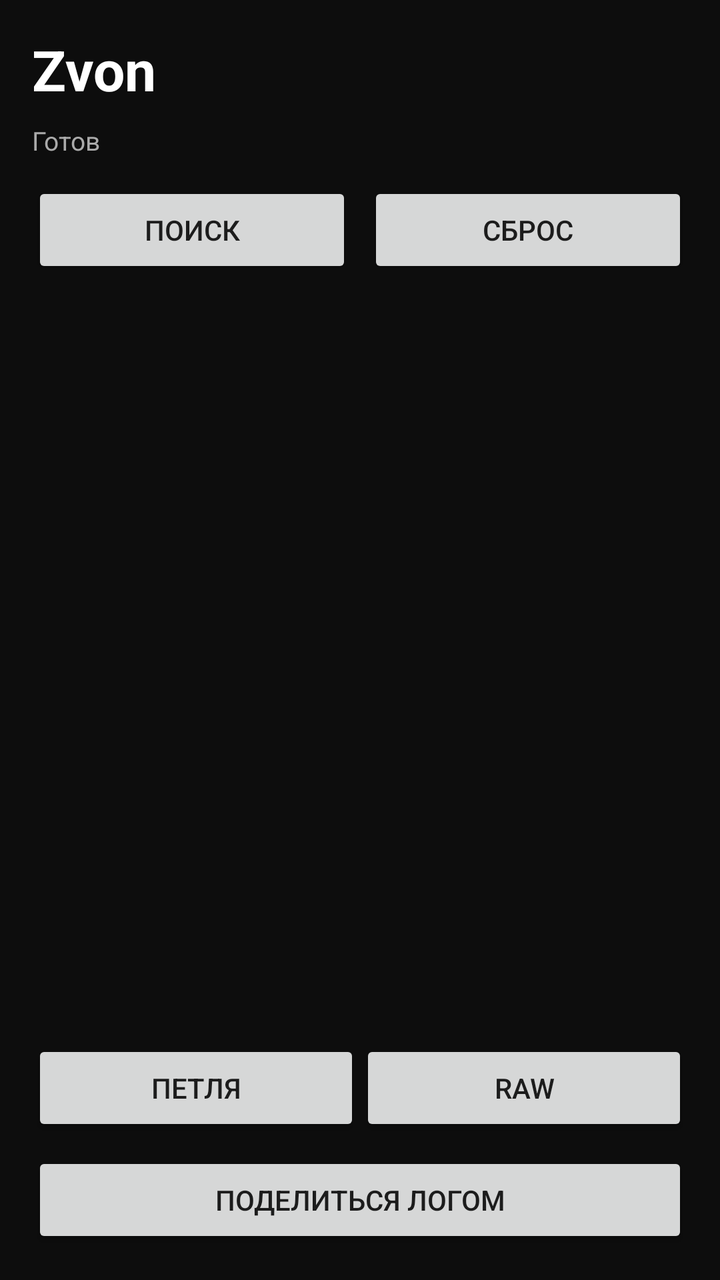
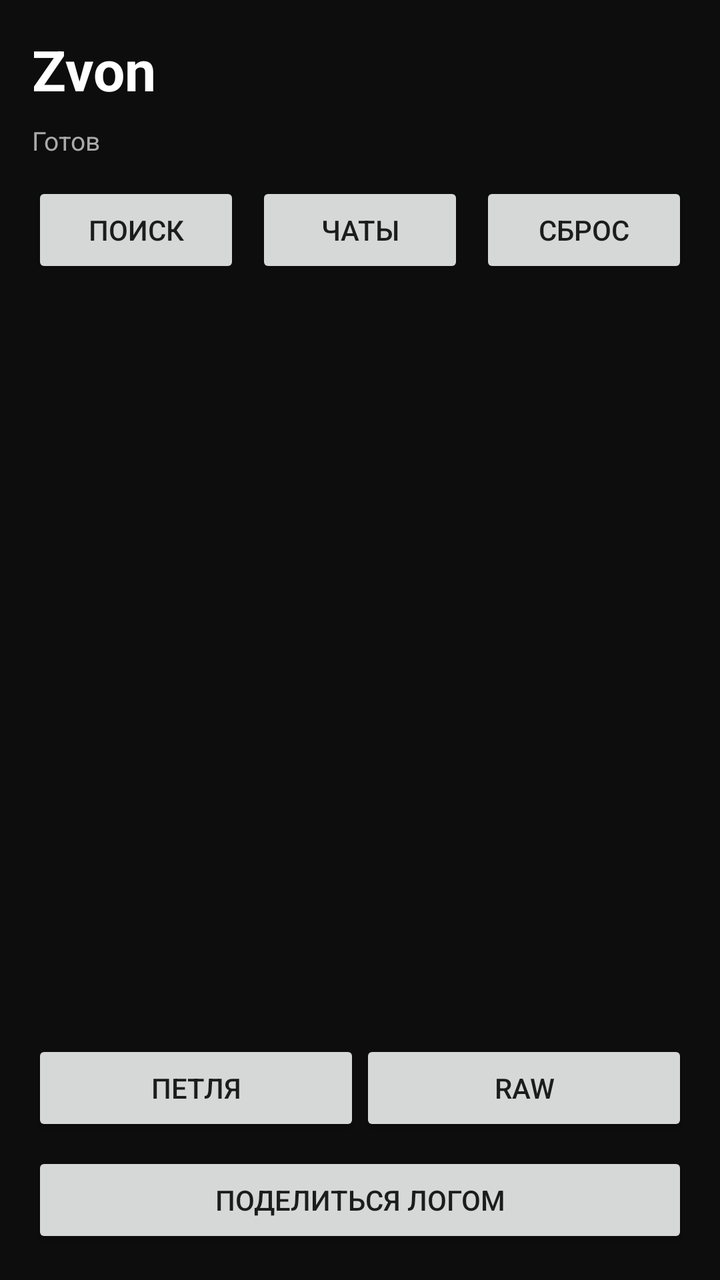

An Android layout rendered at two revisions. The XML below is the earlier revision; the diff shows what the commit changed to produce the second picture.
<!-- AndroidManifest.xml: application theme Theme.AppCompat.DayNight.NoActionBar -->
<!-- res/layout/activity_main.xml -->
<?xml version="1.0" encoding="utf-8"?>
<FrameLayout xmlns:android="http://schemas.android.com/apk/res/android"
    android:layout_width="match_parent" android:layout_height="match_parent"
    android:background="#0D0D0D">

    <LinearLayout android:id="@+id/discoveryView"
        android:layout_width="match_parent" android:layout_height="match_parent"
        android:orientation="vertical" android:padding="16dp">

        <TextView android:layout_width="wrap_content" android:layout_height="wrap_content"
            android:text="Zvon" android:textColor="#FFFFFF" android:textSize="28sp" android:textStyle="bold"/>

        <TextView android:id="@+id/statusText" android:layout_width="match_parent"
            android:layout_height="wrap_content" android:layout_marginTop="8dp"
            android:text="Готов" android:textColor="#AAAAAA" android:textSize="13sp"/>

        <LinearLayout android:layout_width="match_parent" android:layout_height="wrap_content"
            android:orientation="horizontal" android:layout_marginTop="12dp">
            <Button android:id="@+id/btnDiscover" android:layout_width="0dp"
                android:layout_weight="1" android:layout_height="wrap_content" android:text="Поиск"/>
            <Button android:id="@+id/btnForceReset" android:layout_width="0dp"
                android:layout_weight="1" android:layout_height="wrap_content"
                android:layout_marginStart="8dp" android:text="Сброс"/>
        </LinearLayout>

        <ScrollView android:layout_width="match_parent" android:layout_height="0dp"
            android:layout_weight="1" android:layout_marginTop="8dp">
            <LinearLayout android:id="@+id/peerList" android:layout_width="match_parent"
                android:layout_height="wrap_content" android:orientation="vertical"/>
        </ScrollView>

        <LinearLayout android:layout_width="match_parent" android:layout_height="wrap_content"
            android:orientation="horizontal">
            <Button android:id="@+id/btnLoopback" android:layout_width="0dp"
                android:layout_weight="1" android:layout_height="wrap_content" android:text="Петля"/>
            <Button android:id="@+id/btnRaw" android:layout_width="0dp"
                android:layout_weight="1" android:layout_height="wrap_content" android:text="RAW"/>
        </LinearLayout>

        <Button android:id="@+id/btnShareLog" android:layout_width="match_parent"
            android:layout_height="wrap_content" android:layout_marginTop="8dp"
            android:text="Поделиться логом"/>
    </LinearLayout>

    <LinearLayout android:id="@+id/callView" android:visibility="gone"
        android:layout_width="match_parent" android:layout_height="match_parent"
        android:orientation="vertical" android:gravity="center" android:padding="24dp">

        <TextView android:id="@+id/callStatus" android:layout_width="wrap_content"
            android:layout_height="wrap_content" android:text="Звонок" android:textColor="#FFFFFF"
            android:textSize="26sp" android:textStyle="bold"/>

        <TextView android:id="@+id/callPeer" android:layout_width="wrap_content"
            android:layout_height="wrap_content" android:layout_marginTop="8dp"
            android:text="" android:textColor="#AAAAAA" android:textSize="14sp"/>

        <TextView android:id="@+id/callDuration" android:layout_width="wrap_content"
            android:layout_height="wrap_content" android:layout_marginTop="16dp"
            android:text="00:00" android:textColor="#FFFFFF" android:textSize="48sp"
            android:fontFamily="monospace"/>

        <TextView android:id="@+id/callStats" android:layout_width="wrap_content"
            android:layout_height="wrap_content" android:layout_marginTop="8dp"
            android:text="" android:textColor="#666666" android:textSize="10sp"
            android:fontFamily="monospace"/>

        <LinearLayout android:layout_width="match_parent" android:layout_height="wrap_content"
            android:orientation="horizontal" android:layout_marginTop="40dp">
            <Button android:id="@+id/btnMute" android:layout_width="0dp"
                android:layout_weight="1" android:layout_height="wrap_content"
                android:layout_marginEnd="6dp" android:text="Без звука"/>
            <Button android:id="@+id/btnSpeaker" android:layout_width="0dp"
                android:layout_weight="1" android:layout_height="wrap_content"
                android:layout_marginStart="6dp" android:text="📢 Динамик"/>
        </LinearLayout>

        <Button android:id="@+id/btnHangup" android:layout_width="match_parent"
            android:layout_height="wrap_content" android:layout_marginTop="8dp"
            android:text="Завершить"/>
    </LinearLayout>
</FrameLayout>
<!-- resources referenced by this layout -->
<resources>

</resources>

<!-- the commit's change to res/layout/activity_main.xml (unified diff, before → after) -->
@@ -18,6 +18,9 @@
             android:orientation="horizontal" android:layout_marginTop="12dp">
             <Button android:id="@+id/btnDiscover" android:layout_width="0dp"
                 android:layout_weight="1" android:layout_height="wrap_content" android:text="Поиск"/>
+            <Button android:id="@+id/btnChats" android:layout_width="0dp"
+                android:layout_weight="1" android:layout_height="wrap_content"
+                android:layout_marginStart="8dp" android:text="Чаты"/>
             <Button android:id="@+id/btnForceReset" android:layout_width="0dp"
                 android:layout_weight="1" android:layout_height="wrap_content"
                 android:layout_marginStart="8dp" android:text="Сброс"/>
@@ -49,16 +52,13 @@
         <TextView android:id="@+id/callStatus" android:layout_width="wrap_content"
             android:layout_height="wrap_content" android:text="Звонок" android:textColor="#FFFFFF"
             android:textSize="26sp" android:textStyle="bold"/>
-
         <TextView android:id="@+id/callPeer" android:layout_width="wrap_content"
             android:layout_height="wrap_content" android:layout_marginTop="8dp"
             android:text="" android:textColor="#AAAAAA" android:textSize="14sp"/>
-
         <TextView android:id="@+id/callDuration" android:layout_width="wrap_content"
             android:layout_height="wrap_content" android:layout_marginTop="16dp"
             android:text="00:00" android:textColor="#FFFFFF" android:textSize="48sp"
             android:fontFamily="monospace"/>
-
         <TextView android:id="@+id/callStats" android:layout_width="wrap_content"
             android:layout_height="wrap_content" android:layout_marginTop="8dp"
             android:text="" android:textColor="#666666" android:textSize="10sp"
@@ -71,7 +71,7 @@
                 android:layout_marginEnd="6dp" android:text="Без звука"/>
             <Button android:id="@+id/btnSpeaker" android:layout_width="0dp"
                 android:layout_weight="1" android:layout_height="wrap_content"
-                android:layout_marginStart="6dp" android:text="📢 Динамик"/>
+                android:layout_marginStart="6dp" android:text="📞 Телефон"/>
         </LinearLayout>
 
         <Button android:id="@+id/btnHangup" android:layout_width="match_parent"
